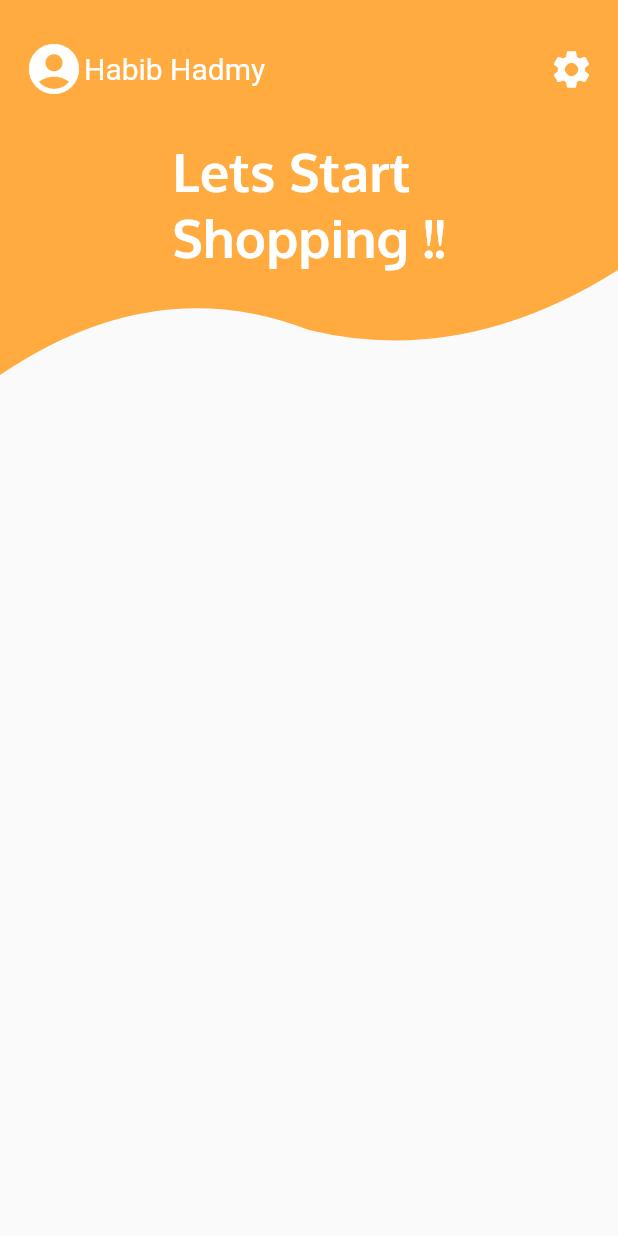
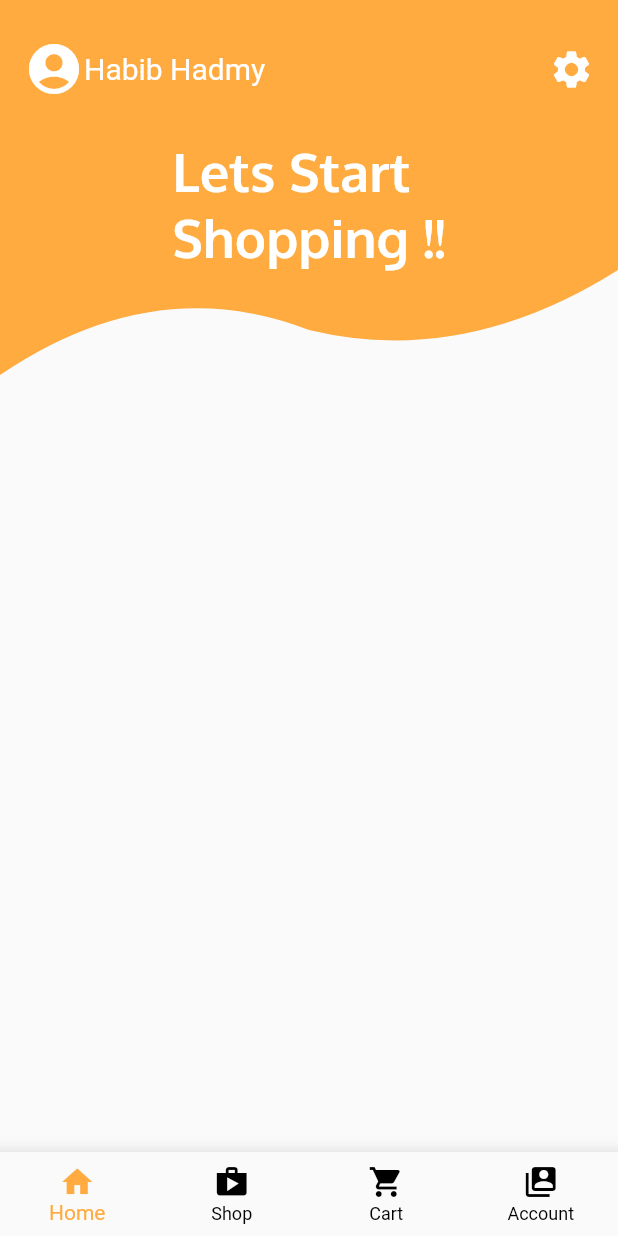
Before and after one commit to HabibHadmy99/closet-map-new, a Flutter app: the screen it shows after launch, on a phone screen of 412 x 824 dp. Run offline on Flutter 3.47's test engine with Material 2 defaults, Android fonts, the phone set to English and light mode, and no system bars.

Commit message:
Add Bottom Navigation Bar

```diff
--- /dev/null
+++ b/lib/nav_bar/CustomAppBar.dart
@@ -0,0 +1,56 @@
+import 'package:flutter/material.dart';
+
+class CustomAppBar extends StatelessWidget {
+  final List<BottomNavigationBarItem> bottomBarItems = [];
+
+  CustomAppBar() {
+    bottomBarItems.add(
+      BottomNavigationBarItem(
+        icon: Icon(
+          Icons.home,
+        ),
+        label: "Home",
+      ),
+    );
+
+    bottomBarItems.add(
+      new BottomNavigationBarItem(
+        icon: new Icon(
+          Icons.shop,
+        ),
+        label: "Shop",
+      ),
+    );
+
+    bottomBarItems.add(
+      new BottomNavigationBarItem(
+        icon: new Icon(
+          Icons.shopping_cart,
+        ),
+        label: "Cart",
+      ),
+    );
+
+    bottomBarItems.add(
+      new BottomNavigationBarItem(
+        icon: new Icon(
+          Icons.switch_account,
+        ),
+        label: "Account",
+      ),
+    );
+  }
+
+  @override
+  Widget build(BuildContext context) {
+    return Material(
+      elevation: 15.0,
+      child: BottomNavigationBar(
+        unselectedItemColor: Colors.black,
+        selectedItemColor: Colors.orangeAccent,
+        items: bottomBarItems,
+        type: BottomNavigationBarType.fixed,
+      ),
+    );
+  }
+}
--- a/lib/screen/home.dart
+++ b/lib/screen/home.dart
@@ -1,3 +1,4 @@
+import 'package:closet_map/nav_bar/CustomAppBar.dart';
 import 'package:closet_map/shape_clipper/Shape4HomeTop.dart';
 import 'package:flutter/material.dart';
 
@@ -11,6 +12,7 @@ class _HomeState extends State<Home> {
   Widget build(BuildContext context) {
     return Scaffold(
       //backgroundColor: Colors.redAccent,
+      bottomNavigationBar: CustomAppBar(),
       body: Column(
         children: <Widget>[HomeTopScreen()],
       ),
```
Also changed, not shown: 1 other file.
